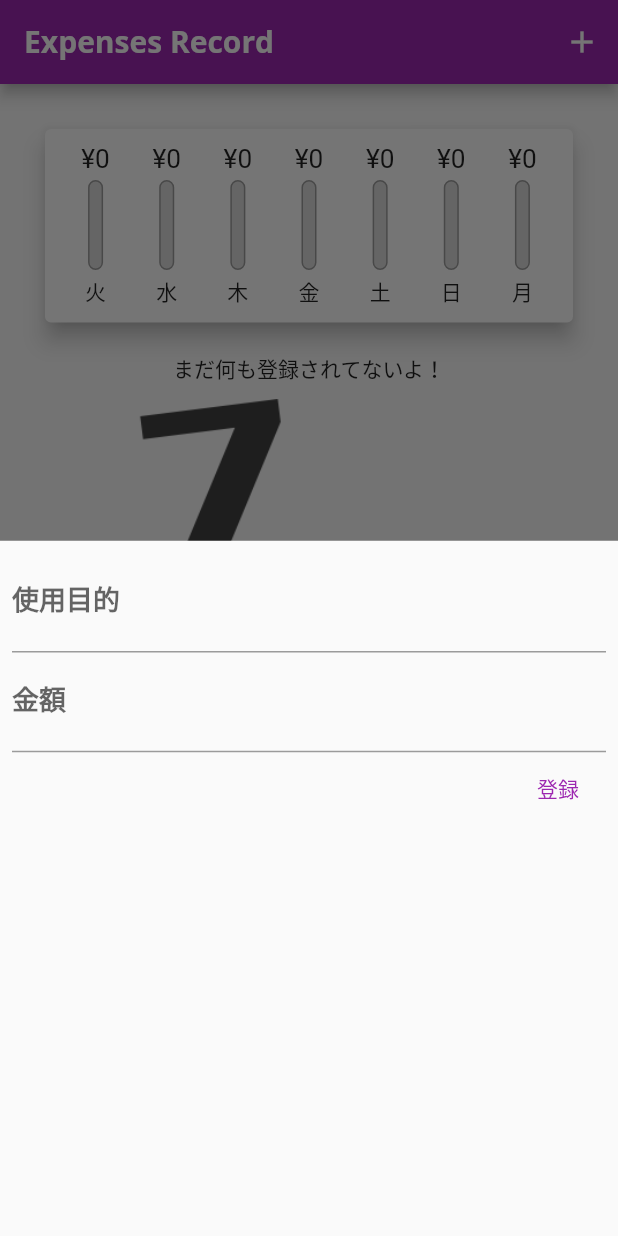
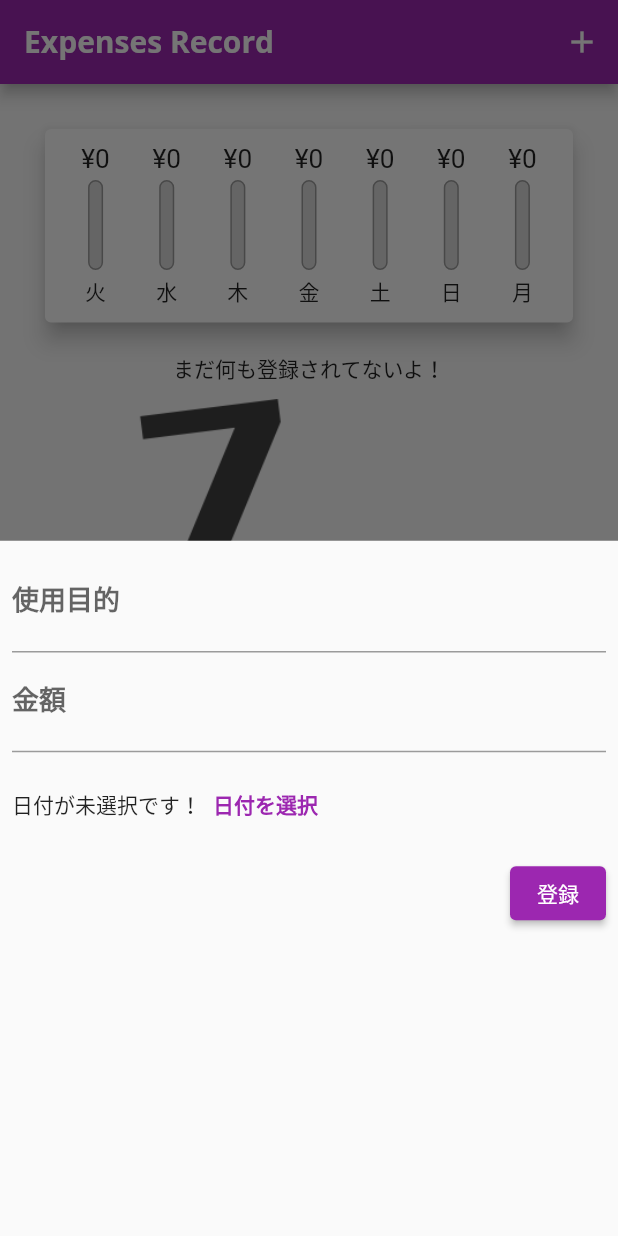
Before and after one commit to trm11tkr/expenses-recorder, a Flutter app: the screen it shows after launch, after a tap on the "add" icon, on a phone screen of 412 x 824 dp. Run offline on Flutter 3.47's test engine with Material 2 defaults, Android fonts, the phone set to English and light mode, and no system bars.

Commit message:
日付選択のサンプルテキストを作成

```diff
--- a/lib/widgets/new_transaction.dart
+++ b/lib/widgets/new_transaction.dart
@@ -32,8 +32,8 @@ class _NewTransactionState extends State<NewTransaction> {
 
   @override
   Widget build(BuildContext context) {
-    return  Container(
-      margin:const EdgeInsets.all(8.0),
+    return Container(
+      margin: const EdgeInsets.all(8.0),
       child: Column(
         crossAxisAlignment: CrossAxisAlignment.end,
         children: [
@@ -52,7 +52,24 @@ class _NewTransactionState extends State<NewTransaction> {
             keyboardType: const TextInputType.numberWithOptions(decimal: true),
             onSubmitted: (_) => submitData(),
           ),
-          TextButton(
+          SizedBox(
+            height: 70,
+            child: Row(
+              children: [
+                const Text('日付が未選択です！'),
+                TextButton(
+                  onPressed: () {},
+                  child: const Text(
+                    '日付を選択',
+                    style: TextStyle(
+                      fontWeight: FontWeight.bold,
+                    ),
+                  ),
+                ),
+              ],
+            ),
+          ),
+          ElevatedButton(
             onPressed: submitData,
             child: const Text('登録'),
           )
```
